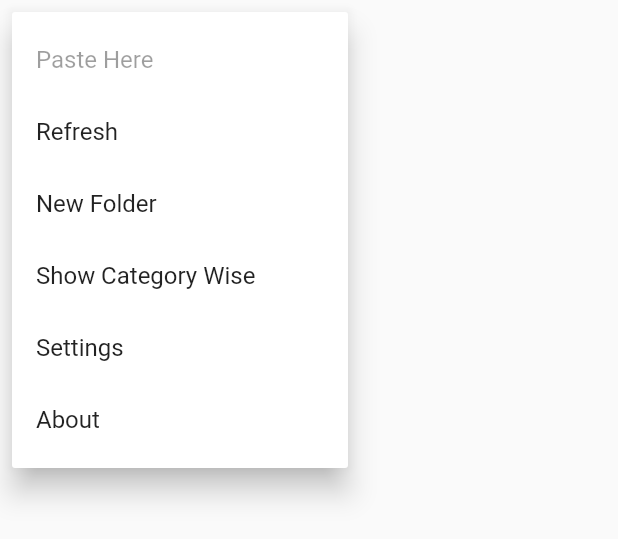
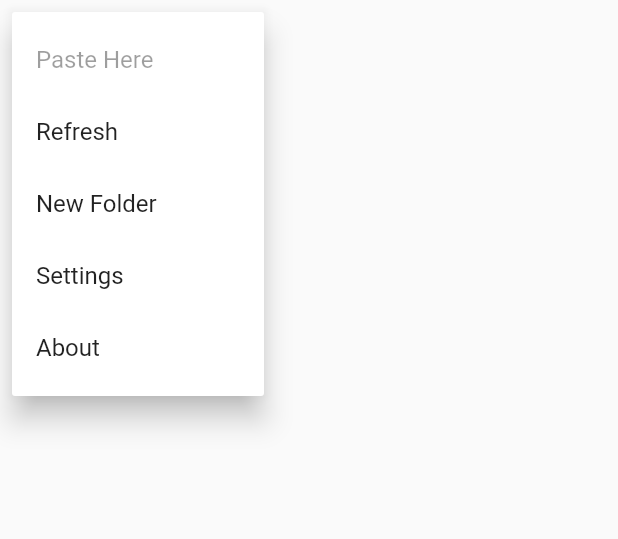
Before and after one commit to Hardik0307/File_Explorer, a Flutter app: the AppBarPopupMenu widget shown alone on an empty page, opened directly, after a tap on the "more vert" icon, on a phone screen of 412 x 824 dp. Shown: the top 539 px of the screen. Run offline on Flutter 3.47's test engine with Material 2 defaults, Android fonts, the light colour scheme and no system bars; our stand-ins replace dynamic_theme, open_file, package_info, rxdart, shared_preferences, toast; missing offline and left inert: esys_flutter_share, flutter_file_manager, flutter_statusbarcolor, permission; accounts and stored records are empty; statements that could not run were skipped.

Commit message:
Modified  - removed category in popup

```diff
--- a/lib/views/popup_menu.dart
+++ b/lib/views/popup_menu.dart
@@ -50,8 +50,8 @@ class AppBarPopupMenu extends StatelessWidget {
                     value: 'refresh', child: Text('Refresh')),
                 const PopupMenuItem<String>(
                     value: 'folder', child: Text('New Folder')),
-                const PopupMenuItem<String>(
-                    value: 'category', child: Text('Show Category Wise')),
+                // const PopupMenuItem<String>(
+                //     value: 'category', child: Text('Show Category Wise')),
                 const PopupMenuItem<String>(
                     value: 'settings', child: Text('Settings')),
                 const PopupMenuItem<String>(
--- a/pubspec.yaml
+++ b/pubspec.yaml
@@ -36,6 +36,7 @@ dependencies:
   permission: ^0.1.5
   package_info: ^0.4.0+12
   esys_flutter_share: ^1.0.2
+  mime_type: ^0.2.4
   flutter_launcher_icons: ^0.7.4
 
 
```
Also changed, not shown: pubspec.lock.
